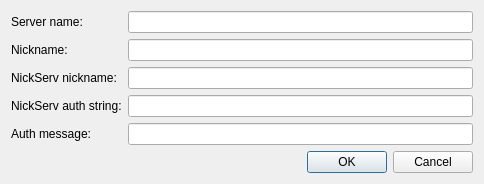
The window that src/plugins/azoth/plugins/acetamide/newnickservidentifydialog.ui (0xd34df00d/leechcraft) describes before a commit, drawn with Qt 5.
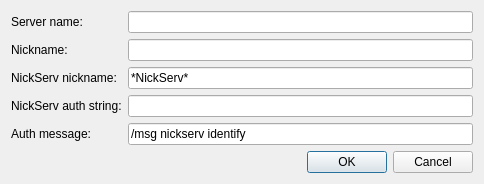
The same window after the commit.

Commit message: Azoth Acetamide: default values for new nickserv identify dlg.

Diff of the .ui file:
```diff
--- a/src/plugins/azoth/plugins/acetamide/newnickservidentifydialog.ui
+++ b/src/plugins/azoth/plugins/acetamide/newnickservidentifydialog.ui
@@ -40,7 +40,11 @@
       </widget>
      </item>
      <item row="2" column="1">
-      <widget class="QLineEdit" name="NickServNickname_"/>
+      <widget class="QLineEdit" name="NickServNickname_">
+       <property name="text">
+        <string notr="true">*NickServ*</string>
+       </property>
+      </widget>
      </item>
      <item row="3" column="0">
       <widget class="QLabel" name="nickServAuthStringLabel">
@@ -66,7 +70,11 @@
       </widget>
      </item>
      <item row="4" column="1">
-      <widget class="QLineEdit" name="AuthMessage_"/>
+      <widget class="QLineEdit" name="AuthMessage_">
+       <property name="text">
+        <string notr="true">/msg nickserv identify </string>
+       </property>
+      </widget>
      </item>
      <item row="0" column="0">
       <widget class="QLabel" name="serverNameLabel">
```
Left out of the diff: 6 changed lines with no effect on the pictures.
